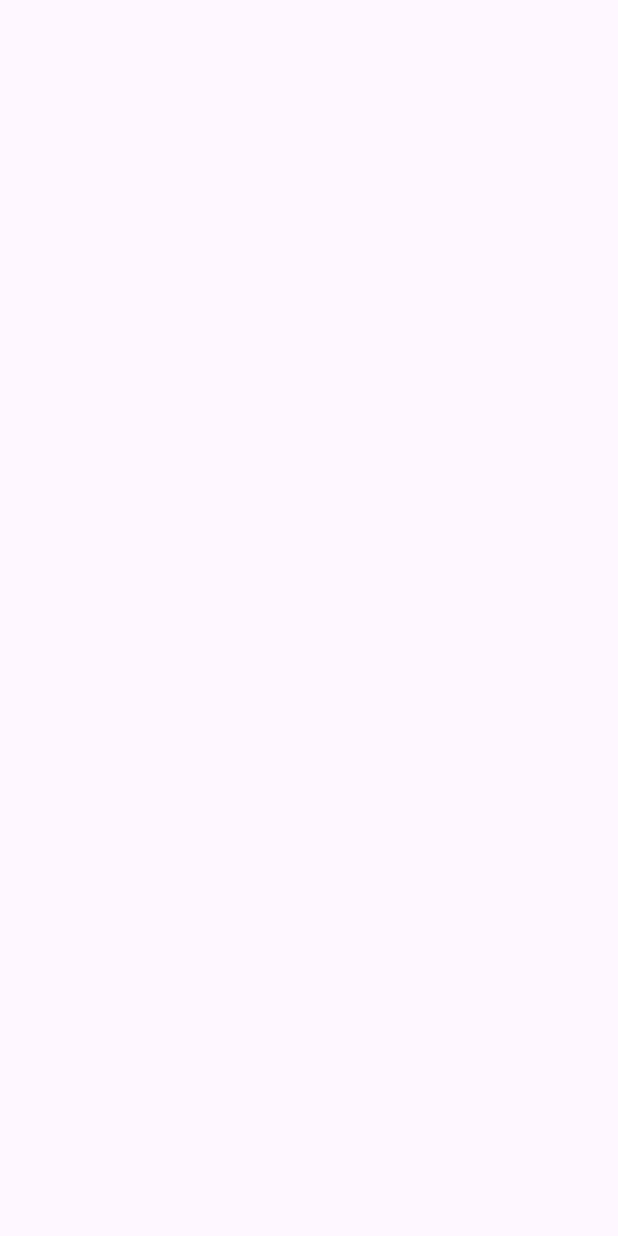
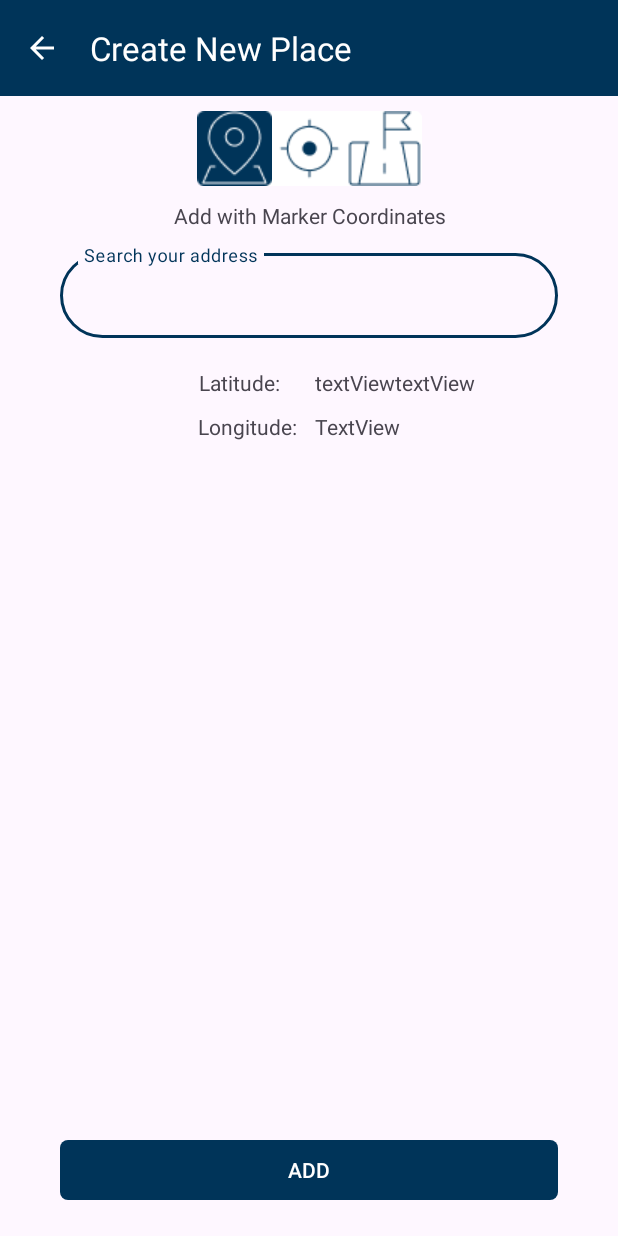
Before and after one commit to tanle-dev/PaLuv, an Android app: the EditActivity screen opened directly, with no data from a screen before it, on a phone screen of 412 x 824 dp. Before the commit the screen is empty. Run offline under Robolectric (Android 15) with nearby library versions, the phone set to English and light mode, and no system bars.

Commit message:
Add UI for creating new place

```diff
--- a/app/src/main/java/ca/tanle/mapluv/ui/fragments/MapFragment.kt
+++ b/app/src/main/java/ca/tanle/mapluv/ui/fragments/MapFragment.kt
@@ -11,7 +11,6 @@ import android.Manifest
 import android.annotation.SuppressLint
 import android.content.Context
 import android.content.Intent
-import android.graphics.drawable.VectorDrawable
 import ca.tanle.mapluv.R
 import ca.tanle.mapluv.databinding.FragmentMapBinding
 import ca.tanle.mapluv.ui.activities.EditActivity
@@ -59,12 +58,9 @@ class MapFragment(val acontext: Context) : Fragment(), OnMapReadyCallback, OnMap
         locationUtils = LocationUtils(acontext)
 
 
-        val fragment = childFragmentManager.findFragmentById(R.id.map_view) as SupportMapFragment
+        val fragment = childFragmentManager.findFragmentById(R.id.mapFragment) as SupportMapFragment
         fragment.getMapAsync(this)
 
-        binding.addBtn.setOnClickListener{
-            Toast.makeText(activity, "Add Click Btn", Toast.LENGTH_SHORT).show()
-        }
 
         return binding.root
     }
@@ -93,6 +89,11 @@ class MapFragment(val acontext: Context) : Fragment(), OnMapReadyCallback, OnMap
             googleMap.mapType = GoogleMap.MAP_TYPE_SATELLITE;
         }
 
+        // Handle add new fav place
+        binding.addBtn.setOnClickListener{
+            val intent = Intent(acontext, EditActivity::class.java)
+            startActivity(intent)
+        }
     }
 
     override fun onMapReady(p0: GoogleMap) {
--- /dev/null
+++ b/app/src/main/res/drawable/baseline_arrow_back_24.xml
@@ -0,0 +1,5 @@
+<vector android:autoMirrored="true" android:height="24dp"
+    android:tint="#FFFFFF" android:viewportHeight="24"
+    android:viewportWidth="24" android:width="24dp" xmlns:android="http://schemas.android.com/apk/res/android">
+    <path android:fillColor="@android:color/white" android:pathData="M20,11H7.83l5.59,-5.59L12,4l-8,8 8,8 1.41,-1.41L7.83,13H20v-2z"/>
+</vector>
--- a/app/src/main/res/layout/activity_edit.xml
+++ b/app/src/main/res/layout/activity_edit.xml
@@ -6,4 +6,145 @@
     android:layout_height="match_parent"
     tools:context=".ui.activities.EditActivity">
 
+    <androidx.appcompat.widget.Toolbar
+        android:id="@+id/toolbar"
+        android:layout_width="0dp"
+        android:layout_height="wrap_content"
+        android:background="?attr/colorPrimary"
+        android:minHeight="?attr/actionBarSize"
+        android:theme="?attr/actionBarTheme"
+        app:layout_constraintEnd_toEndOf="parent"
+        app:layout_constraintStart_toStartOf="parent"
+        app:layout_constraintTop_toTopOf="parent"
+        app:navigationIcon="@drawable/baseline_arrow_back_24"
+        app:title="Create New Place"
+        app:titleTextColor="@color/white" />
+
+    <LinearLayout
+        android:id="@+id/linearLayout"
+        android:layout_width="wrap_content"
+        android:layout_height="wrap_content"
+        android:layout_marginTop="10dp"
+        android:background="@drawable/map_type_option_bg"
+        android:orientation="horizontal"
+        app:layout_constraintEnd_toEndOf="parent"
+        app:layout_constraintStart_toStartOf="parent"
+        app:layout_constraintTop_toBottomOf="@+id/toolbar">
+
+        <ImageView
+            android:layout_width="wrap_content"
+            android:layout_height="wrap_content"
+            android:src="@drawable/add_marker_active" />
+
+        <ImageView
+            android:layout_width="wrap_content"
+            android:layout_height="wrap_content"
+            android:src="@drawable/add_current_inactive" />
+
+        <ImageView
+            android:layout_width="wrap_content"
+            android:layout_height="wrap_content"
+            android:src="@drawable/add_address_inactive" />
+    </LinearLayout>
+
+    <com.google.android.material.textfield.TextInputLayout
+        android:id="@+id/textInputLayout"
+        style="@style/Widget.Material3.TextInputLayout.OutlinedBox"
+        android:layout_width="match_parent"
+        android:layout_height="wrap_content"
+        android:layout_marginStart="40dp"
+        android:layout_marginTop="10dp"
+        android:layout_marginEnd="40dp"
+        app:boxCornerRadiusBottomEnd="30dp"
+        app:boxCornerRadiusBottomStart="30dp"
+        app:boxCornerRadiusTopEnd="30dp"
+        app:boxCornerRadiusTopStart="30dp"
+        app:layout_constraintEnd_toEndOf="parent"
+        app:layout_constraintHorizontal_bias="1.0"
+        app:layout_constraintStart_toStartOf="parent"
+        app:layout_constraintTop_toBottomOf="@+id/textView2"
+        tools:ignore="MissingConstraints">
+
+        <androidx.appcompat.widget.AppCompatEditText
+            android:id="@+id/etName"
+            android:layout_width="match_parent"
+            android:layout_height="wrap_content"
+            android:hint="Search your address"
+            android:inputType="textCapWords"
+            android:textColor="#363843"
+            android:textColorHint="#7A8089"></androidx.appcompat.widget.AppCompatEditText>
+    </com.google.android.material.textfield.TextInputLayout>
+
+    <TextView
+        android:id="@+id/textView2"
+        android:layout_width="wrap_content"
+        android:layout_height="wrap_content"
+        android:layout_marginStart="10dp"
+        android:layout_marginTop="10dp"
+        android:text="Add with Marker Coordinates"
+        app:layout_constraintEnd_toEndOf="parent"
+        app:layout_constraintHorizontal_bias="0.48"
+        app:layout_constraintStart_toStartOf="parent"
+        app:layout_constraintTop_toBottomOf="@+id/linearLayout" />
+
+    <Button
+        android:id="@+id/button"
+        android:layout_width="0dp"
+        android:layout_height="wrap_content"
+        android:layout_marginStart="40dp"
+        android:layout_marginEnd="40dp"
+        android:layout_marginBottom="20dp"
+        android:text="ADD"
+        app:cornerRadius="5dp"
+        app:layout_constraintBottom_toBottomOf="parent"
+        app:layout_constraintEnd_toEndOf="parent"
+        app:layout_constraintStart_toStartOf="parent" />
+
+    <TextView
+        android:id="@+id/textView3"
+        android:layout_width="wrap_content"
+        android:layout_height="wrap_content"
+        android:layout_marginTop="20dp"
+        android:layout_marginEnd="90dp"
+        android:text="Latitude: "
+        app:layout_constraintEnd_toEndOf="parent"
+        app:layout_constraintStart_toStartOf="parent"
+        app:layout_constraintTop_toBottomOf="@+id/textInputLayout" />
+
+    <TextView
+        android:id="@+id/textView4"
+        android:layout_width="0dp"
+        android:layout_height="wrap_content"
+        android:layout_marginStart="20dp"
+        android:layout_marginTop="20dp"
+        android:layout_marginEnd="40dp"
+        android:text="textViewtextView"
+        app:layout_constraintEnd_toEndOf="parent"
+        app:layout_constraintStart_toEndOf="@+id/textView3"
+        app:layout_constraintTop_toBottomOf="@+id/textInputLayout" />
+
+    <TextView
+        android:id="@+id/textView5"
+        android:layout_width="wrap_content"
+        android:layout_height="wrap_content"
+        android:layout_marginTop="10dp"
+        android:layout_marginEnd="82dp"
+        android:text="Longitude:"
+        app:layout_constraintEnd_toEndOf="parent"
+        app:layout_constraintStart_toStartOf="parent"
+        app:layout_constraintTop_toBottomOf="@+id/textView3" />
+
+    <TextView
+        android:id="@+id/textView6"
+        android:layout_width="0dp"
+        android:layout_height="wrap_content"
+        android:layout_marginStart="12dp"
+        android:layout_marginTop="10dp"
+        android:layout_marginEnd="40dp"
+        android:text="TextView"
+        app:layout_constraintEnd_toEndOf="parent"
+        app:layout_constraintStart_toEndOf="@+id/textView5"
+        app:layout_constraintTop_toBottomOf="@+id/textView4" />
+
+
 </androidx.constraintlayout.widget.ConstraintLayout>
--- a/app/src/main/res/layout/fragment_map.xml
+++ b/app/src/main/res/layout/fragment_map.xml
@@ -9,7 +9,7 @@
 
 
     <androidx.fragment.app.FragmentContainerView
-        android:id="@+id/map_view"
+        android:id="@+id/mapFragment"
         android:name="com.google.android.gms.maps.SupportMapFragment"
         android:layout_width="0dp"
         android:layout_height="0dp"
```
Also changed, not shown: app/src/main/res/drawable/add_address_active.png (added), app/src/main/res/drawable/add_address_inactive.png (added), app/src/main/res/drawable/add_current_active.png (added), app/src/main/res/drawable/add_current_inactive.png (added), app/src/main/res/drawable/add_marker_active.png (added), app/src/main/res/drawable/add_marker_inactive.png (added).
